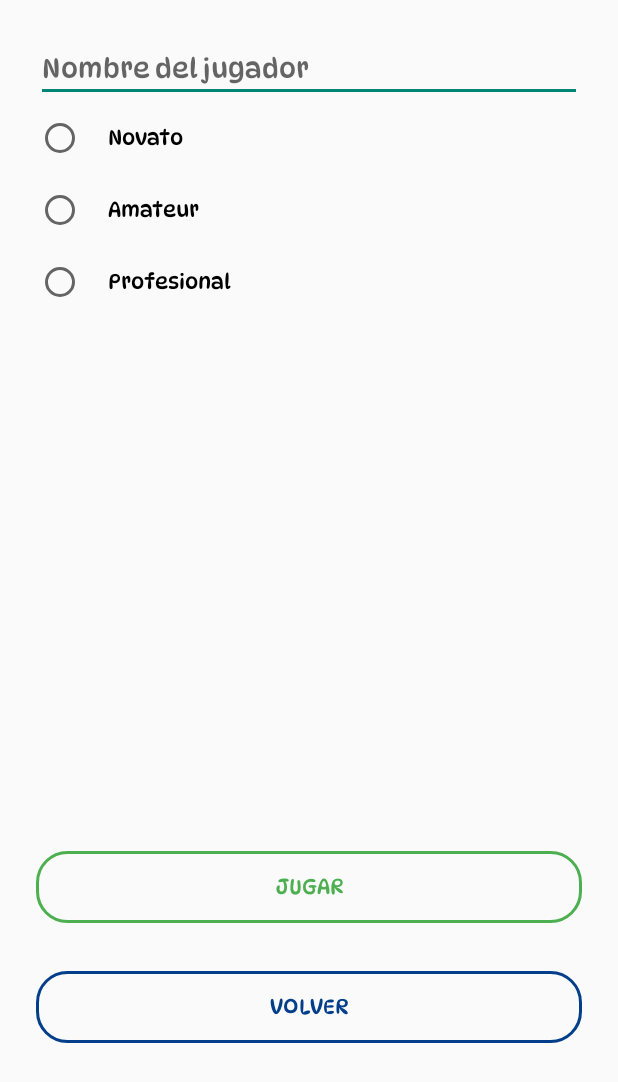
After one commit to enzo078/PlayLand, an Android app built with Jetpack Compose: the InicioSimulacionActivity screen opened directly, with no data from a screen before it, on a phone screen of 412 x 824 dp. The commit adds this screen. Shown: the top 1082 px of the screen. Run offline under Robolectric (Android 15) with nearby library versions, the phone set to English and light mode, and no system bars.

Commit message:
Añadida simulacion y estilos

```diff
--- /dev/null
+++ b/app/src/main/java/com/example/playland/InicioSimulacionActivity.kt
@@ -0,0 +1,45 @@
+package com.example.playland
+
+import android.content.Intent
+import android.os.Bundle
+import android.widget.Button
+import android.widget.EditText
+import android.widget.RadioGroup
+import androidx.appcompat.app.AppCompatActivity
+
+class InicioSimulacionActivity : AppCompatActivity() {
+
+    override fun onCreate(savedInstanceState: Bundle?) {
+        super.onCreate(savedInstanceState)
+        setContentView(R.layout.activity_inicio_simulacion)
+
+        val etNombre = findViewById<EditText>(R.id.etNombreJugador)
+        val rgDificultad = findViewById<RadioGroup>(R.id.rgDificultad)
+        val btnJugar = findViewById<Button>(R.id.btnIniciarJuego)
+        val btnVolver = findViewById<Button>(R.id.btnVolver)
+
+        val juego = intent.getStringExtra("juego") ?: ""
+
+        btnJugar.setOnClickListener {
+            val nombre = etNombre.text.toString()
+            val dificultad = when (rgDificultad.checkedRadioButtonId) {
+                R.id.rbNovato -> "Novato"
+                R.id.rbAmateur -> "Amateur"
+                R.id.rbProfesional -> "Profesional"
+                else -> ""
+            }
+
+            if (nombre.isNotBlank() && dificultad.isNotBlank()) {
+                val intent = Intent(this, JuegoEnCursoActivity::class.java)
+                intent.putExtra("nombre", nombre)
+                intent.putExtra("dificultad", dificultad)
+                intent.putExtra("juego", juego)
+                startActivity(intent)
+            }
+        }
+        btnVolver.setOnClickListener {
+            finish()
+        }
+
+    }
+}
--- a/app/src/main/java/com/example/playland/JuegosCarrerasActivity.kt
+++ b/app/src/main/java/com/example/playland/JuegosCarrerasActivity.kt
@@ -34,10 +34,9 @@ class JuegosCarrerasActivity : AppCompatActivity() {
         }
 
         btnVolver.setOnClickListener {
-            val intent = Intent(this, CategoriaActivity::class.java)
-            startActivity(intent)
             finish()
         }
+
     }
 
     private fun abrirDetalle(nombre: String, descripcion: String) {
--- a/app/src/main/java/com/example/playland/JuegosHabilidadActivity.kt
+++ b/app/src/main/java/com/example/playland/JuegosHabilidadActivity.kt
@@ -33,10 +33,9 @@ class JuegosHabilidadActivity : AppCompatActivity() {
         }
 
         btnVolver.setOnClickListener {
-            val intent = Intent(this, CategoriaActivity::class.java)
-            startActivity(intent)
             finish()
         }
+
     }
 
     private fun abrirDetalle(nombre: String, descripcion: String) {
--- a/app/src/main/java/com/example/playland/JuegosPuzzleActivity.kt
+++ b/app/src/main/java/com/example/playland/JuegosPuzzleActivity.kt
@@ -33,10 +33,9 @@ class JuegosPuzzleActivity : AppCompatActivity() {
         }
 
         btnVolver.setOnClickListener {
-            val intent = Intent(this, CategoriaActivity::class.java)
-            startActivity(intent)
             finish()
         }
+
     }
 
     private fun abrirDetalle(nombre: String, descripcion: String) {
--- /dev/null
+++ b/app/src/main/res/layout/activity_inicio_simulacion.xml
@@ -0,0 +1,73 @@
+<LinearLayout xmlns:android="http://schemas.android.com/apk/res/android"
+    android:orientation="vertical"
+    android:padding="24dp"
+    android:layout_width="match_parent"
+    android:layout_height="match_parent">
+
+    <EditText
+        android:id="@+id/etNombreJugador"
+        android:hint="Nombre del jugador"
+        android:layout_width="match_parent"
+        android:layout_height="wrap_content" />
+
+    <RadioGroup
+        android:id="@+id/rgDificultad"
+        android:layout_width="match_parent"
+        android:layout_height="wrap_content">
+
+        <RadioButton
+            android:id="@+id/rbNovato"
+            android:minWidth="48dp"
+            android:minHeight="48dp"
+            android:paddingHorizontal="16dp"
+            android:paddingVertical="8dp"
+            android:text="Novato" />
+
+        <RadioButton
+            android:id="@+id/rbAmateur"
+            android:minWidth="48dp"
+            android:minHeight="48dp"
+            android:paddingHorizontal="16dp"
+            android:paddingVertical="8dp"
+            android:text="Amateur" />
+
+        <RadioButton
+            android:id="@+id/rbProfesional"
+            android:minWidth="48dp"
+            android:minHeight="48dp"
+            android:paddingHorizontal="16dp"
+            android:paddingVertical="8dp"
+            android:text="Profesional" />
+    </RadioGroup>
+
+    <LinearLayout
+        android:layout_width="match_parent"
+        android:layout_height="507dp"
+        android:orientation="vertical">
+
+        <Space
+            android:layout_width="match_parent"
+            android:layout_height="335dp" />
+
+        <Button
+            android:id="@+id/btnIniciarJuego"
+            android:layout_width="match_parent"
+            android:layout_height="wrap_content"
+            android:layout_marginTop="20dp"
+            android:layout_marginBottom="12dp"
+            android:text="Jugar"
+            android:background="@drawable/btn_rounded_green"
+            android:textColor="@color/btn_text_green" />
+
+        <Button
+            android:id="@+id/btnVolver"
+            android:layout_width="match_parent"
+            android:layout_height="wrap_content"
+            android:layout_marginTop="20dp"
+            android:layout_marginBottom="12dp"
+            android:background="@drawable/btn_rounded_blue"
+            android:text="Volver"
+            android:textColor="@color/btn_text_blue" />
+    </LinearLayout>
+
+</LinearLayout>
--- a/app/src/main/res/layout/activity_juegos_aventura.xml
+++ b/app/src/main/res/layout/activity_juegos_aventura.xml
@@ -18,7 +18,7 @@
             android:padding="8dp">
 
             <TextView
-                android:text="Juegos de Puzzle"
+                android:text="Juegos de Aventura"
                 android:textSize="22sp"
                 android:textStyle="bold"
                 android:layout_width="wrap_content"
--- a/app/src/main/res/layout/activity_juegos_habilidad.xml
+++ b/app/src/main/res/layout/activity_juegos_habilidad.xml
@@ -18,7 +18,7 @@
             android:padding="8dp">
 
             <TextView
-                android:text="Juegos de Puzzle"
+                android:text="Juegos de Habilidad"
                 android:textSize="22sp"
                 android:textStyle="bold"
                 android:layout_width="wrap_content"
```
Also changed, not shown: app/src/main/AndroidManifest.xml (+6 -5 lines), app/src/main/java/com/example/playland/DetalleJuegoActivity.kt (+5 -6 lines), app/src/main/java/com/example/playland/GameOverActivity.kt (added, +37 -0 lines), app/src/main/java/com/example/playland/JuegoEnCursoActivity.kt (added, +43 -0 lines), app/src/main/java/com/example/playland/JuegosAventuraActivity.kt (+5 -6 lines), app/src/main/java/com/example/playland/SimulacionActivity.kt (deleted, +0 -20 lines), app/src/main/res/layout/activity_detalle_juego.xml (+5 -3 lines), app/src/main/res/layout/activity_game_over.xml (added, +33 -0 lines), app/src/main/res/layout/activity_juego_en_curso.xml (added, +35 -0 lines), app/src/main/res/layout/activity_simulacion.xml (deleted, +0 -10 lines), app/src/main/res/drawable/gameoverr.png (added), app/src/main/res/drawable/ssss.gif (added).
